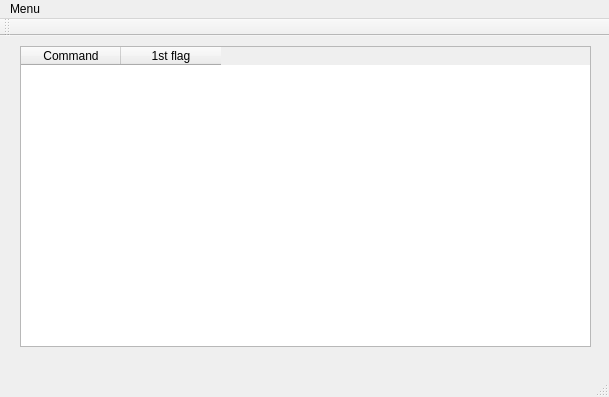
First picture: the form in SymControl/mainwindow.ui, repository donut181/dyplom, before the edit.
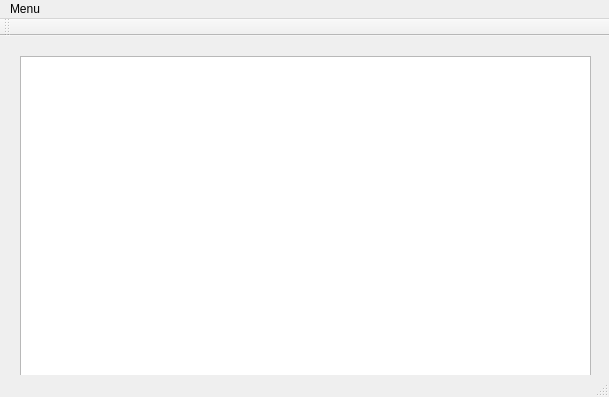
Second picture: the form after the edit.

```diff
--- a/SymControl/mainwindow.ui
+++ b/SymControl/mainwindow.ui
@@ -14,25 +14,15 @@
    <string>MainWindow</string>
   </property>
   <widget class="QWidget" name="centralWidget">
-   <widget class="QTableWidget" name="tableWidget">
+   <widget class="QTextEdit" name="textEdit">
     <property name="geometry">
      <rect>
       <x>20</x>
-      <y>10</y>
+      <y>20</y>
       <width>571</width>
-      <height>301</height>
+      <height>321</height>
      </rect>
     </property>
-    <column>
-     <property name="text">
-      <string>Command</string>
-     </property>
-    </column>
-    <column>
-     <property name="text">
-      <string>1st flag</string>
-     </property>
-    </column>
    </widget>
   </widget>
   <widget class="QMenuBar" name="menuBar">
```
